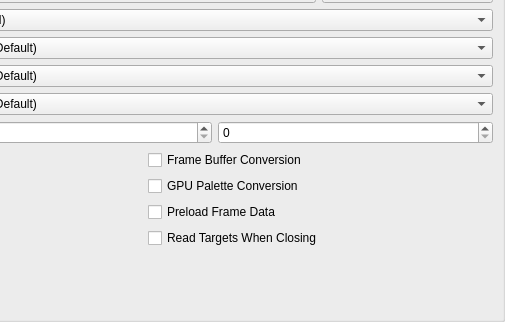
Before: the Qt Designer form pcsx2-qt/Settings/GraphicsSettingsWidget.ui in PCSX2/pcsx2, drawn with Qt 5; both pictures show x 215 to 720 and y 143 to 465 of the 720 by 465 pixel window.
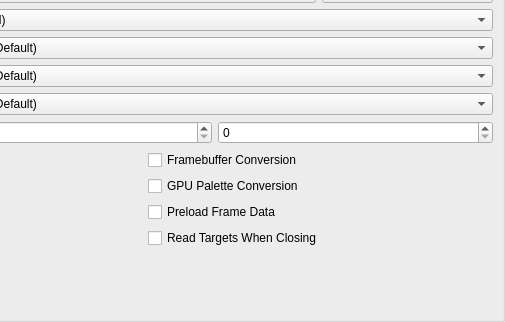
After: the same form once the commit is applied. The open tabs and pages were chosen to show the change.

Commit message:
UI: Minor additions for translations and one change
- Adding translation support for all the substrings related to the single/multiframe GS Dump message.
- Correcting the None option in the Deinterlacing settings according to what was talked about in Crowdin, unified that string with the Big Picture mode.
- Unifying "CPU Sprite Render Size", "Renderer" is a typo.
- Adding other low hanging fruit fixes.
- Unifying the word "Framebuffer" as talked with Refraction.
- Updating the string for disabling deinterlacing as discussed on Discord.

The edit to the form file:
```diff
--- a/pcsx2-qt/Settings/GraphicsSettingsWidget.ui
+++ b/pcsx2-qt/Settings/GraphicsSettingsWidget.ui
@@ -1048,7 +1048,7 @@
          <item row="0" column="1">
           <widget class="QCheckBox" name="frameBufferConversion">
            <property name="text">
-            <string>Frame Buffer Conversion</string>
+            <string>Framebuffer Conversion</string>
            </property>
           </widget>
          </item>
```
Left out of the diff: 2 changed lines with no effect on the pictures. The commit also changes 6 other files.
